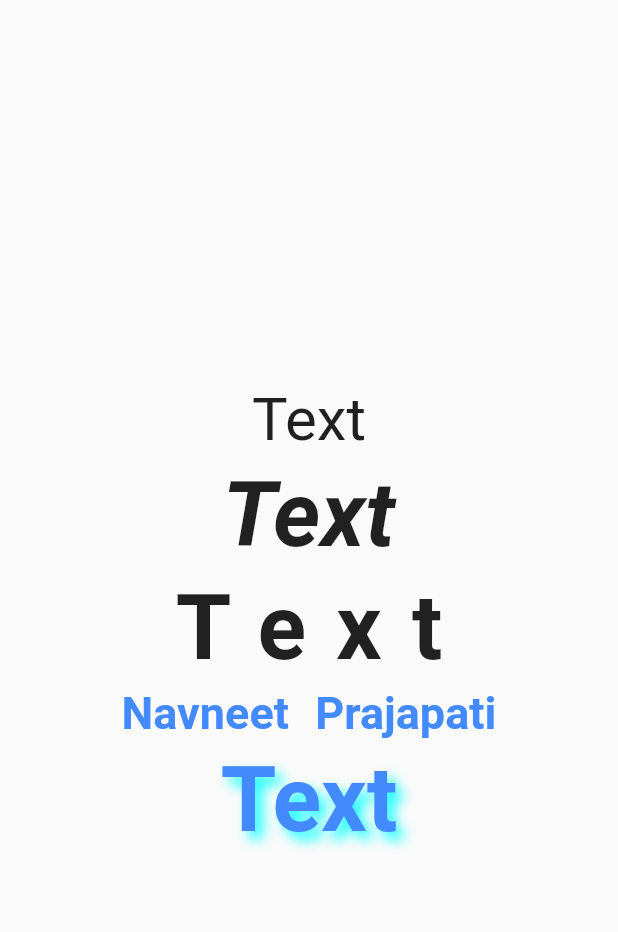
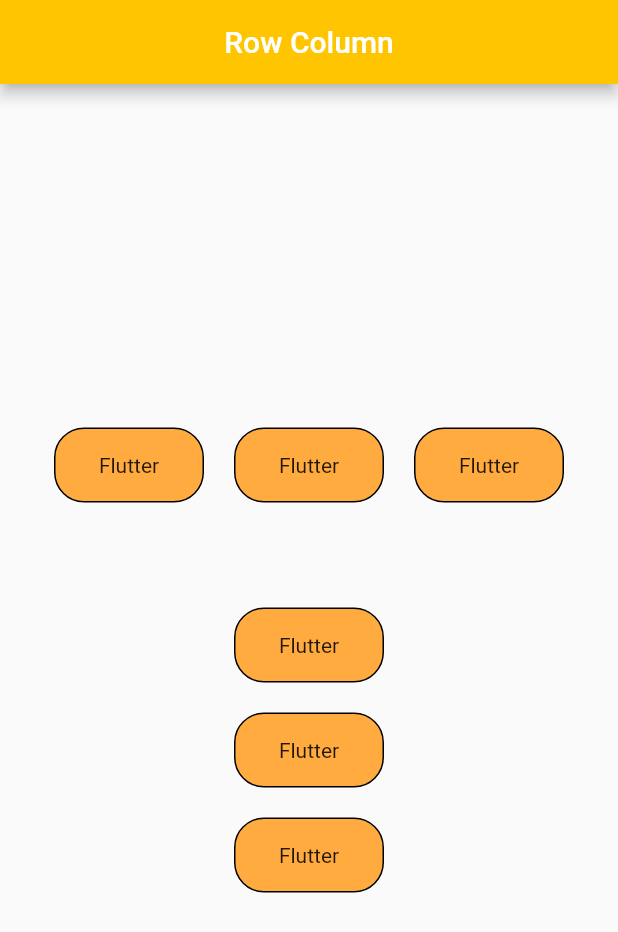
Before and after one commit to navneetprajapati26/flutter_for_beginners, a Flutter app: the screen it shows after launch, on a phone screen of 412 x 824 dp. Shown: the top 932 px of the screen. Run offline on Flutter 3.47's test engine with Material 2 defaults, Android fonts, the phone set to English and light mode, and no system bars.

Commit message:
Row Culomn

```diff
--- a/lib/main.dart
+++ b/lib/main.dart
@@ -4,6 +4,7 @@ import 'package:flutter/services.dart';
 import 'package:youtube/text_wig.dart';
 
 import 'home.dart';
+import 'row_and_cul.dart';
 
 
 
@@ -25,7 +26,7 @@ class MyApp extends StatelessWidget {
       theme: ThemeData(
         primarySwatch: Colors.blue,
       ),
-      home:  TextWig(),
+      home:  RowCol(),
       // home: Scaffold(
       //   backgroundColor: CupertinoColors.secondaryLabel,
       // ),
--- /dev/null
+++ b/lib/row_and_cul.dart
@@ -0,0 +1,106 @@
+import 'package:flutter/material.dart';
+
+class RowCol extends StatelessWidget {
+  const RowCol({Key? key}) : super(key: key);
+
+  @override
+  Widget build(BuildContext context) {
+    return Scaffold(
+      appBar: AppBar(
+        title: Text("Row Column"),
+        backgroundColor: Color(0xFFFFC500),
+        centerTitle: true,
+      ),
+      body: Center(
+        child: Column(
+          mainAxisAlignment: MainAxisAlignment.center,
+          children: [
+            Row(
+              mainAxisAlignment: MainAxisAlignment.center,
+              children: [
+                Container(
+                  height: 50,
+                  width: 100,
+                  margin: EdgeInsets.all(10),
+                  padding: EdgeInsets.all(10),
+                  decoration: BoxDecoration(
+                      color: Colors.orangeAccent,
+                      borderRadius: BorderRadius.circular(20),
+                      border: Border.all(width: 1)),
+                  alignment: Alignment.center,
+                  child: Text("Flutter"),
+                ),
+                Container(
+                  height: 50,
+                  width: 100,
+                  margin: EdgeInsets.all(10),
+                  padding: EdgeInsets.all(10),
+                  decoration: BoxDecoration(
+                      color: Colors.orangeAccent,
+                      borderRadius: BorderRadius.circular(20),
+                      border: Border.all(width: 1)),
+                  alignment: Alignment.center,
+                  child: Text("Flutter"),
+                ),
+                Container(
+                  height: 50,
+                  width: 100,
+                  margin: EdgeInsets.all(10),
+                  padding: EdgeInsets.all(10),
+                  decoration: BoxDecoration(
+                      color: Colors.orangeAccent,
+                      borderRadius: BorderRadius.circular(20),
+                      border: Border.all(width: 1)),
+                  alignment: Alignment.center,
+                  child: Text("Flutter"),
+                ),
+              ],
+            ),
+            SizedBox(height: 50,),
+            Column(
+              mainAxisAlignment: MainAxisAlignment.center,
+              children: [
+                Container(
+                  height: 50,
+                  width: 100,
+                  margin: EdgeInsets.all(10),
+                  padding: EdgeInsets.all(10),
+                  decoration: BoxDecoration(
+                      color: Colors.orangeAccent,
+                      borderRadius: BorderRadius.circular(20),
+                      border: Border.all(width: 1)),
+                  alignment: Alignment.center,
+                  child: Text("Flutter"),
+                ),
+                Container(
+                  height: 50,
+                  width: 100,
+                  margin: EdgeInsets.all(10),
+                  padding: EdgeInsets.all(10),
+                  decoration: BoxDecoration(
+                      color: Colors.orangeAccent,
+                      borderRadius: BorderRadius.circular(20),
+                      border: Border.all(width: 1)),
+                  alignment: Alignment.center,
+                  child: Text("Flutter"),
+                ),
+                Container(
+                  height: 50,
+                  width: 100,
+                  margin: EdgeInsets.all(10),
+                  padding: EdgeInsets.all(10),
+                  decoration: BoxDecoration(
+                      color: Colors.orangeAccent,
+                      borderRadius: BorderRadius.circular(20),
+                      border: Border.all(width: 1)),
+                  alignment: Alignment.center,
+                  child: Text("Flutter"),
+                ),
+              ],
+            ),
+          ],
+        ),
+      ),
+    );
+  }
+}
--- a/lib/text_wig.dart
+++ b/lib/text_wig.dart
@@ -35,10 +35,15 @@ class TextWig extends StatelessWidget {
               ),
             ),
             SizedBox(height: 5,),
-            Text(
-              "Navneet Prajapati",
+
+
+            Padding(
+              padding: EdgeInsets.all(8.0),
+              child: SelectableText(
+                "The simple process of make copyable text widget in flutter will help you in your particular use case.We use Flutter CopyableText() widget in this process.",
+                textAlign: TextAlign.center,
                 style: TextStyle(
-                  fontSize: 30,
+                    fontSize: 20,
                     fontWeight: FontWeight.bold,
                     fontStyle: FontStyle.normal,
                     //letterSpacing: 20
@@ -46,6 +51,9 @@ class TextWig extends StatelessWidget {
                   color: Colors.blueAccent
                 ),
               ),
+            ),
+
+
             SizedBox(height: 5,),
             Text(
               "Text",
```
Lines whose indentation alone changed are shown as unchanged.
